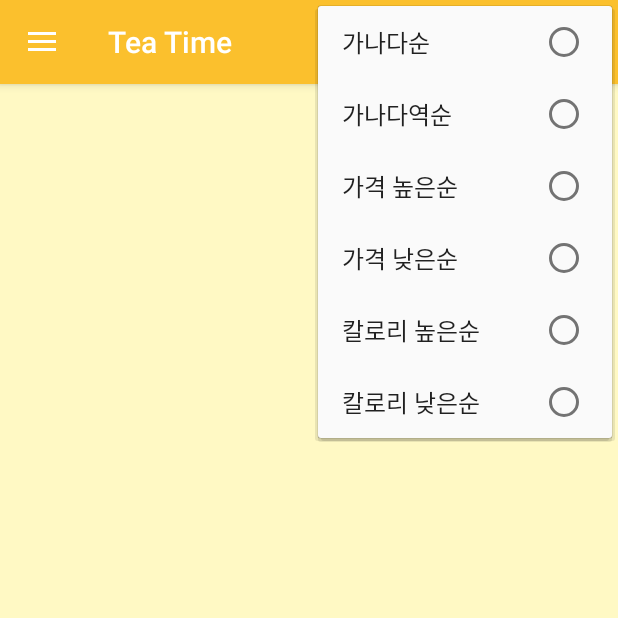
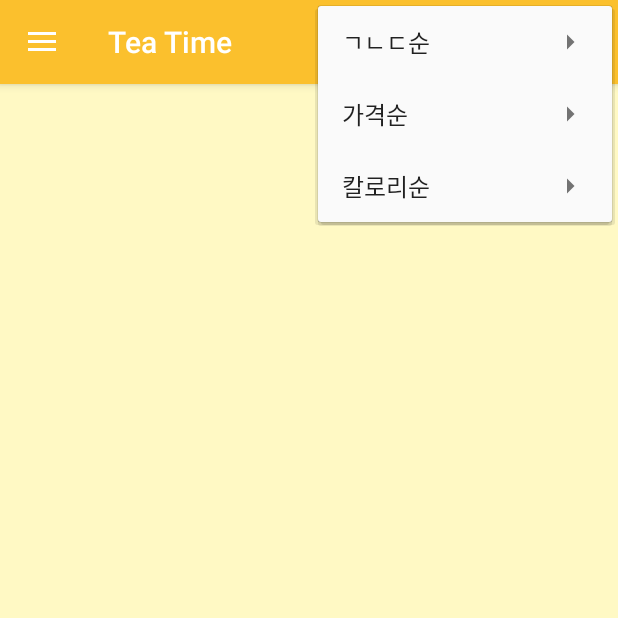
Before and after one commit to hye-rim/Mobile-Term-Project, an Android app: the ProductListActivity screen opened directly, with no data from a screen before it, with the options menu open, on a phone screen of 412 x 824 dp, the top half of it. Run offline under Robolectric (Android 15) with nearby library versions, the phone set to English and light mode, and no system bars.

Commit message:
Change product list option menu design.

```diff
--- a/MobileTermProject/app/src/main/res/menu/product_list_menu.xml
+++ b/MobileTermProject/app/src/main/res/menu/product_list_menu.xml
@@ -1,41 +1,47 @@
 <?xml version="1.0" encoding="utf-8"?>
 <menu xmlns:android="http://schemas.android.com/apk/res/android"
     xmlns:app="http://schemas.android.com/apk/res-auto">
-    <group android:checkableBehavior="single">
+    <item android:title="ㄱㄴㄷ순">
+        <menu>
             <item
                 android:id="@+id/action_name_high"
                 android:orderInCategory="100"
-            android:title="가나다순"
+                android:title="ㄱㄴㄷ순 ↑"
                 app:showAsAction="never" />
             <item
                 android:id="@+id/action_name_low"
                 android:orderInCategory="100"
-            android:title="가나다역순"
+                android:title="ㄱㄴㄷ순 ↓"
                 app:showAsAction="never" />
-    </group>
-    <group android:checkableBehavior="single">
+        </menu>
+    </item>
+    <item android:title="가격순">
+        <menu>
+            <item
+                android:id="@+id/action_price_low"
+                android:orderInCategory="100"
+                android:title="가격순 ↑"
+                app:showAsAction="never" />
             <item
                 android:id="@+id/action_price_high"
                 android:orderInCategory="100"
-            android:title="가격 높은순"
+                android:title="가격순 ↓"
                 app:showAsAction="never" />
+        </menu>
+    </item>
+
+    <item android:title="칼로리순">
+        <menu>
             <item
-            android:id="@+id/action_price_low"
+                android:id="@+id/action_calorie_low"
                 android:orderInCategory="100"
-            android:title="가격 낮은순"
+                android:title="칼로리순 ↑"
                 app:showAsAction="never" />
-    </group>
-
-    <group android:checkableBehavior="single">
             <item
                 android:id="@+id/action_calorie_high"
                 android:orderInCategory="100"
-            android:title="칼로리 높은순"
+                android:title="칼로리순 ↓"
                 app:showAsAction="never" />
-        <item
-            android:id="@+id/action_calorie_low"
-            android:orderInCategory="100"
-            android:title="칼로리 낮은순"
-            app:showAsAction="never" />
-    </group>
         </menu>
+    </item>
+</menu>
```
Lines whose indentation alone changed are shown as unchanged.
